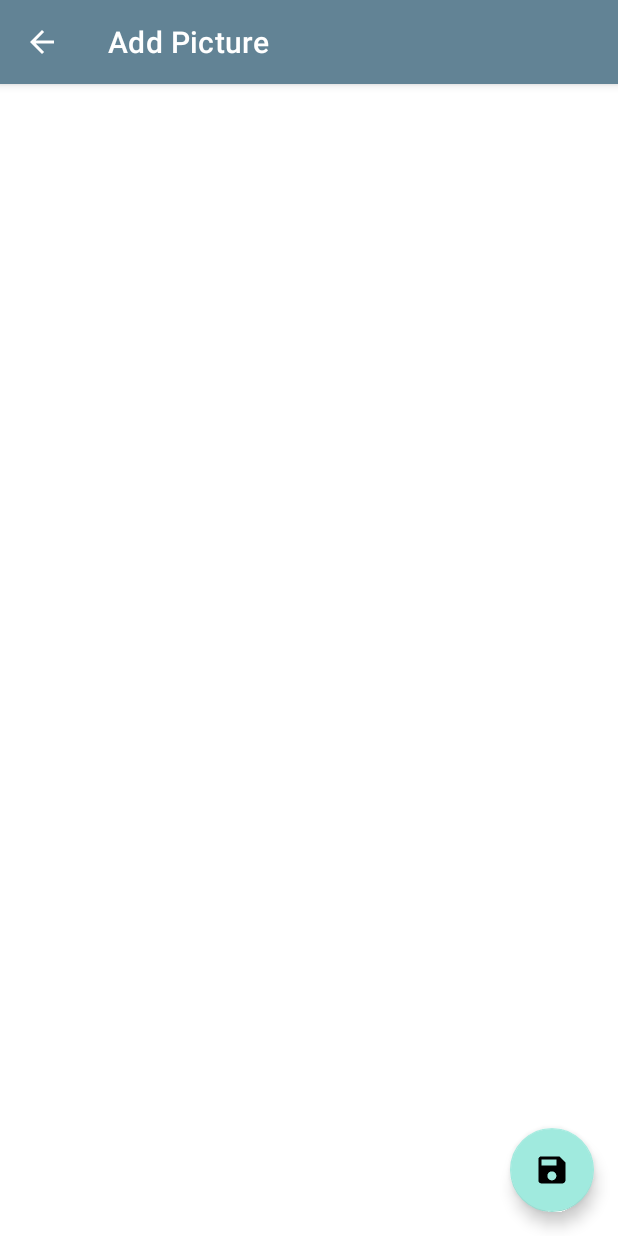
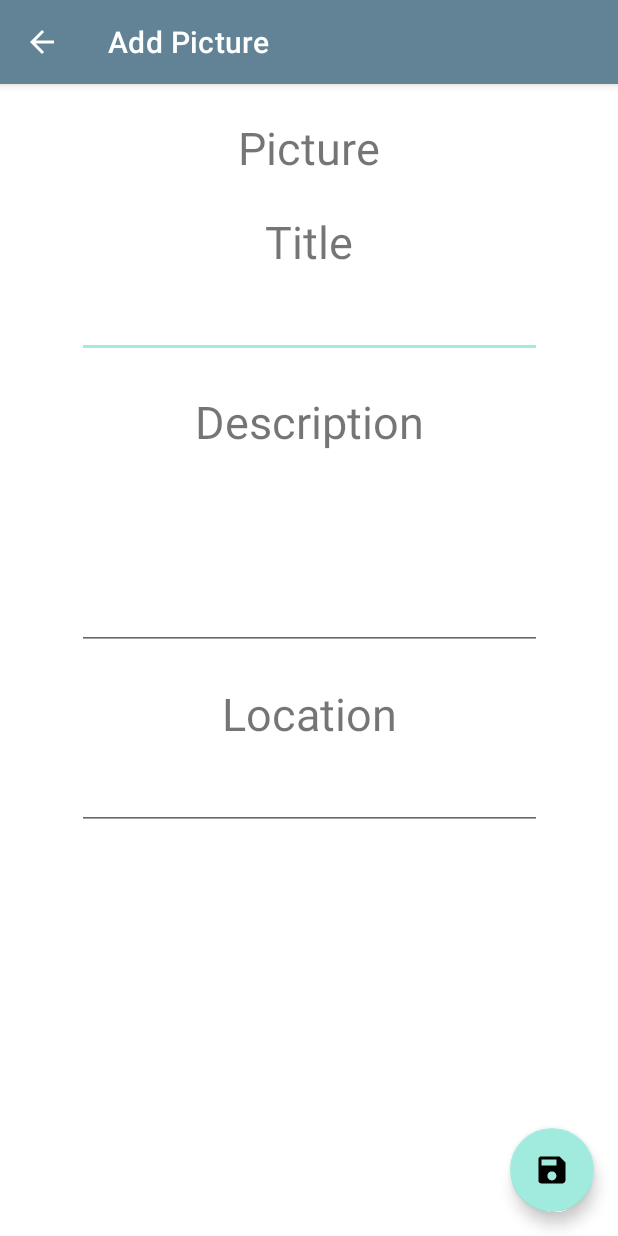
Before and after one commit to Ant1B2x/PointlessGalery, an Android app: the AddActivity screen opened directly, with no data from a screen before it, on a phone screen of 412 x 824 dp. Run offline under Robolectric (Android 15) with nearby library versions, the phone set to English and light mode, and no system bars.

Commit message:
add layout

```diff
--- a/app/src/main/res/layout/activity_about.xml
+++ b/app/src/main/res/layout/activity_about.xml
@@ -19,7 +19,6 @@ tools:context=".AboutActivity">
             android:layout_height="?attr/actionBarSize"
             android:background="?attr/colorPrimary"
             app:popupTheme="@style/Theme.Gallery.PopupOverlay" />
-
     </com.google.android.material.appbar.AppBarLayout>
 
     <ImageView
--- a/app/src/main/res/layout/activity_add.xml
+++ b/app/src/main/res/layout/activity_add.xml
@@ -1,5 +1,5 @@
 <?xml version="1.0" encoding="utf-8"?>
-<androidx.coordinatorlayout.widget.CoordinatorLayout xmlns:android="http://schemas.android.com/apk/res/android"
+<androidx.constraintlayout.widget.ConstraintLayout xmlns:android="http://schemas.android.com/apk/res/android"
     xmlns:app="http://schemas.android.com/apk/res-auto"
     xmlns:tools="http://schemas.android.com/tools"
     android:layout_width="match_parent"
@@ -7,9 +7,11 @@
     tools:context=".AddActivity">
 
     <com.google.android.material.appbar.AppBarLayout
+        android:id="@+id/appBarLayout"
         android:layout_width="match_parent"
         android:layout_height="wrap_content"
-        android:theme="@style/Theme.Gallery.AppBarOverlay">
+        android:theme="@style/Theme.Gallery.AppBarOverlay"
+        app:layout_constraintTop_toTopOf="parent">
 
         <androidx.appcompat.widget.Toolbar
             android:id="@+id/toolbar"
@@ -17,17 +19,94 @@
             android:layout_height="?attr/actionBarSize"
             android:background="?attr/colorPrimary"
             app:popupTheme="@style/Theme.Gallery.PopupOverlay" />
-
     </com.google.android.material.appbar.AppBarLayout>
 
     <com.google.android.material.floatingactionbutton.FloatingActionButton
         android:id="@+id/save"
         android:layout_width="wrap_content"
         android:layout_height="wrap_content"
-        android:layout_gravity="bottom|end"
+        android:onClick="runMainActivity"
+        app:layout_constraintBottom_toBottomOf="parent"
+        app:layout_constraintEnd_toEndOf="parent"
         android:layout_marginEnd="@dimen/fab_margin"
-        android:layout_marginBottom="16dp"
-        app:srcCompat="@drawable/baseline_save_black_48"
-        android:onClick="runMainActivity" />
+        android:layout_marginBottom="@dimen/fab_margin"
+        app:srcCompat="@drawable/baseline_save_black_48" />
 
-</androidx.coordinatorlayout.widget.CoordinatorLayout>
+    <TextView
+        android:id="@+id/textViewPicture"
+        android:layout_width="wrap_content"
+        android:layout_height="wrap_content"
+        android:layout_marginTop="@dimen/standard_margin"
+        android:text="Picture"
+        android:textSize="30dp"
+        app:layout_constraintEnd_toEndOf="parent"
+        app:layout_constraintStart_toStartOf="parent"
+        app:layout_constraintTop_toBottomOf="@+id/appBarLayout" />
+
+    <TextView
+        android:id="@+id/textViewTitle"
+        android:layout_width="wrap_content"
+        android:layout_height="wrap_content"
+        android:layout_marginTop="@dimen/standard_margin"
+        android:text="Title"
+        android:textSize="30dp"
+        app:layout_constraintEnd_toEndOf="parent"
+        app:layout_constraintStart_toStartOf="parent"
+        app:layout_constraintTop_toBottomOf="@+id/textViewPicture" />
+
+    <EditText
+        android:id="@+id/editTextTitle"
+        android:layout_width="310dp"
+        android:layout_height="wrap_content"
+        android:layout_marginTop="@dimen/little_margin"
+        android:ems="10"
+        android:inputType="text"
+        app:layout_constraintEnd_toEndOf="parent"
+        app:layout_constraintStart_toStartOf="parent"
+        app:layout_constraintTop_toBottomOf="@+id/textViewTitle" />
+
+    <TextView
+        android:id="@+id/textViewDescription"
+        android:layout_width="wrap_content"
+        android:layout_height="wrap_content"
+        android:layout_marginTop="@dimen/standard_margin"
+        android:text="Description"
+        android:textSize="30dp"
+        app:layout_constraintEnd_toEndOf="parent"
+        app:layout_constraintStart_toStartOf="parent"
+        app:layout_constraintTop_toBottomOf="@+id/editTextTitle" />
+
+    <EditText
+        android:id="@+id/editTextDescription"
+        android:layout_width="310dp"
+        android:layout_height="120dp"
+        android:layout_marginTop="@dimen/little_margin"
+        android:ems="10"
+        android:inputType="textMultiLine"
+        app:layout_constraintEnd_toEndOf="parent"
+        app:layout_constraintStart_toStartOf="parent"
+        app:layout_constraintTop_toBottomOf="@+id/textViewDescription" />
+
+    <TextView
+        android:id="@+id/textViewLocation"
+        android:layout_width="wrap_content"
+        android:layout_height="wrap_content"
+        android:layout_marginTop="@dimen/standard_margin"
+        android:text="Location"
+        android:textSize="30dp"
+        app:layout_constraintEnd_toEndOf="parent"
+        app:layout_constraintStart_toStartOf="parent"
+        app:layout_constraintTop_toBottomOf="@+id/editTextDescription" />
+
+    <EditText
+        android:id="@+id/editTextLocation"
+        android:layout_width="310dp"
+        android:layout_height="wrap_content"
+        android:layout_marginTop="@dimen/little_margin"
+        android:ems="10"
+        android:inputType="text"
+        app:layout_constraintEnd_toEndOf="parent"
+        app:layout_constraintStart_toStartOf="parent"
+        app:layout_constraintTop_toBottomOf="@+id/textViewLocation" />
+
+</androidx.constraintlayout.widget.ConstraintLayout>
--- a/app/src/main/res/layout/activity_main.xml
+++ b/app/src/main/res/layout/activity_main.xml
@@ -1,5 +1,5 @@
 <?xml version="1.0" encoding="utf-8"?>
-<androidx.coordinatorlayout.widget.CoordinatorLayout xmlns:android="http://schemas.android.com/apk/res/android"
+<androidx.constraintlayout.widget.ConstraintLayout xmlns:android="http://schemas.android.com/apk/res/android"
     xmlns:app="http://schemas.android.com/apk/res-auto"
     xmlns:tools="http://schemas.android.com/tools"
     android:layout_width="match_parent"
@@ -9,6 +9,7 @@
     <com.google.android.material.appbar.AppBarLayout
         android:layout_width="match_parent"
         android:layout_height="wrap_content"
+        app:layout_constraintTop_toTopOf="parent"
         android:theme="@style/Theme.Gallery.AppBarOverlay">
 
         <androidx.appcompat.widget.Toolbar
@@ -23,10 +24,11 @@
         android:id="@+id/add"
         android:layout_width="wrap_content"
         android:layout_height="wrap_content"
-        android:layout_gravity="bottom|end"
+        android:onClick="runAddActivity"
+        app:layout_constraintBottom_toBottomOf="parent"
+        app:layout_constraintEnd_toEndOf="parent"
         android:layout_marginEnd="@dimen/fab_margin"
-        android:layout_marginBottom="16dp"
-        app:srcCompat="@drawable/baseline_add_black_48"
-        android:onClick="runAddActivity" />
+        android:layout_marginBottom="@dimen/fab_margin"
+        app:srcCompat="@drawable/baseline_add_black_48" />
 
-</androidx.coordinatorlayout.widget.CoordinatorLayout>
+</androidx.constraintlayout.widget.ConstraintLayout>
--- a/app/src/main/res/values/dimens.xml
+++ b/app/src/main/res/values/dimens.xml
@@ -1,3 +1,5 @@
 <resources>
     <dimen name="fab_margin">16dp</dimen>
+    <dimen name="standard_margin">22dp</dimen>
+    <dimen name="little_margin">12dp</dimen>
 </resources>
```
